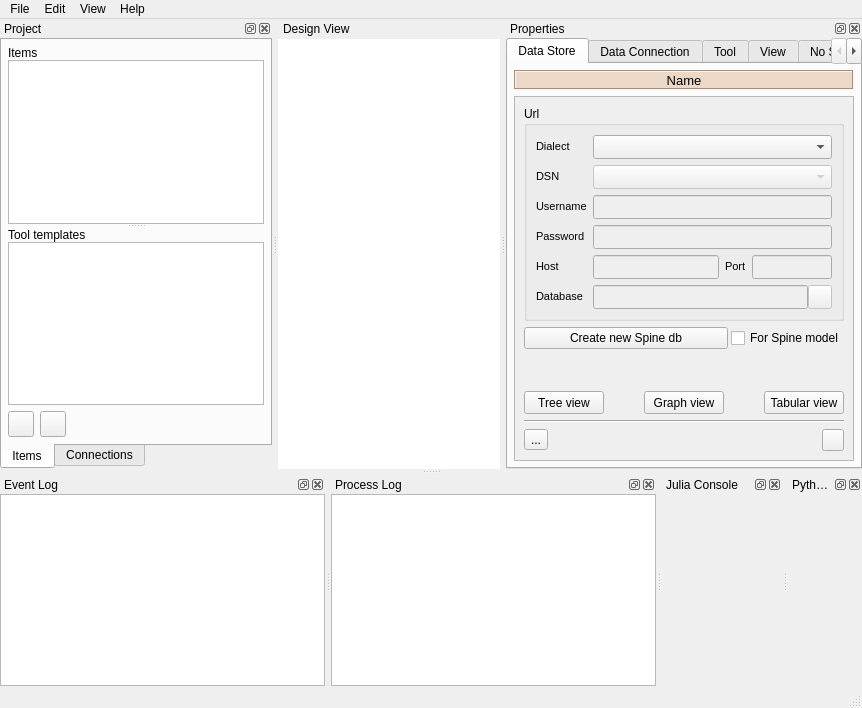
Above: spinetoolbox/ui/mainwindow.ui from spine-tools/Spine-Toolbox before the change. Below: the same form after it.
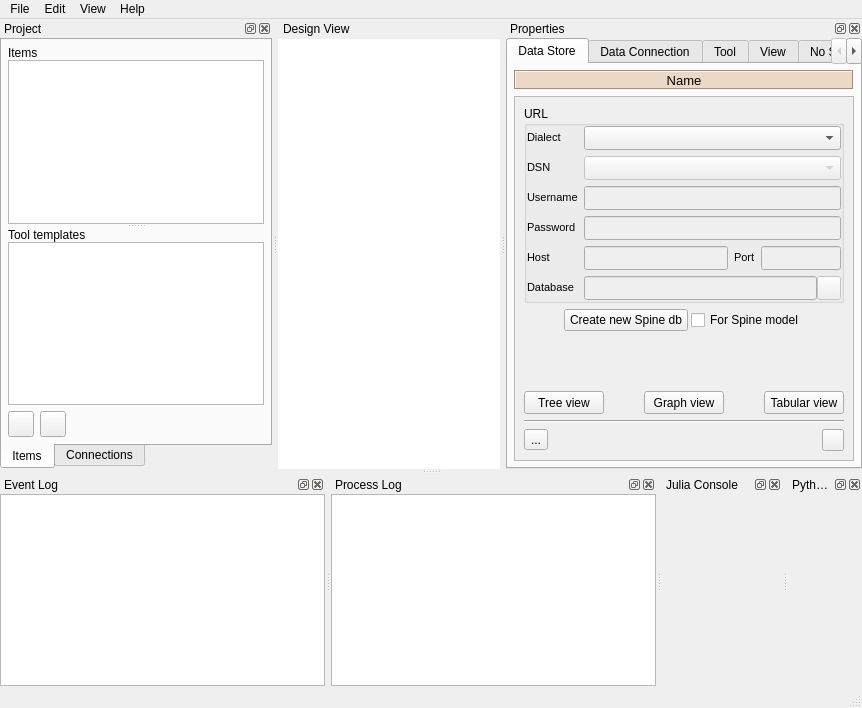
That is the form after the change. The open tabs and pages were chosen to show the change. Icons and pictures are not drawn. Custom widgets are drawn as their Qt base class.

Commit message: Fixed Tab order in app main window and a small change to Data Store Properties

Diff of the .ui file:
```diff
--- a/spinetoolbox/ui/mainwindow.ui
+++ b/spinetoolbox/ui/mainwindow.ui
@@ -437,18 +437,33 @@
             <property name="geometry">
              <rect>
               <x>0</x>
-              <y>-29</y>
-              <width>334</width>
-              <height>347</height>
+              <y>0</y>
+              <width>341</width>
+              <height>361</height>
              </rect>
             </property>
             <layout class="QVBoxLayout" name="verticalLayout_25">
              <item>
               <widget class="QGroupBox" name="groupBox_3">
                <property name="title">
-                <string>Url</string>
+                <string>URL</string>
                </property>
                <layout class="QVBoxLayout" name="verticalLayout_26">
+                <property name="spacing">
+                 <number>6</number>
+                </property>
+                <property name="leftMargin">
+                 <number>0</number>
+                </property>
+                <property name="topMargin">
+                 <number>0</number>
+                </property>
+                <property name="rightMargin">
+                 <number>0</number>
+                </property>
+                <property name="bottomMargin">
+                 <number>0</number>
+                </property>
                 <item>
                  <layout class="QGridLayout" name="gridLayout_3">
                   <item row="4" column="0">
@@ -883,10 +898,23 @@
                <property name="spacing">
                 <number>3</number>
                </property>
+               <item>
+                <spacer name="horizontalSpacer_4">
+                 <property name="orientation">
+                  <enum>Qt::Horizontal</enum>
+                 </property>
+                 <property name="sizeHint" stdset="0">
+                  <size>
+                   <width>40</width>
+                   <height>20</height>
+                  </size>
+                 </property>
+                </spacer>
+               </item>
                <item>
                 <widget class="QPushButton" name="pushButton_create_new_spine_db">
                  <property name="sizePolicy">
-                  <sizepolicy hsizetype="Minimum" vsizetype="Fixed">
+                  <sizepolicy hsizetype="MinimumExpanding" vsizetype="Fixed">
                    <horstretch>2</horstretch>
                    <verstretch>0</verstretch>
                   </sizepolicy>
@@ -919,6 +947,19 @@
                  </property>
                 </widget>
                </item>
+               <item>
+                <spacer name="horizontalSpacer_7">
+                 <property name="orientation">
+                  <enum>Qt::Horizontal</enum>
+                 </property>
+                 <property name="sizeHint" stdset="0">
+                  <size>
+                   <width>40</width>
+                   <height>20</height>
+                  </size>
+                 </property>
+                </spacer>
+               </item>
               </layout>
              </item>
              <item>
```
Left out of the diff: 50 changed lines with no effect on the pictures. The commit also changes 5 other files.
